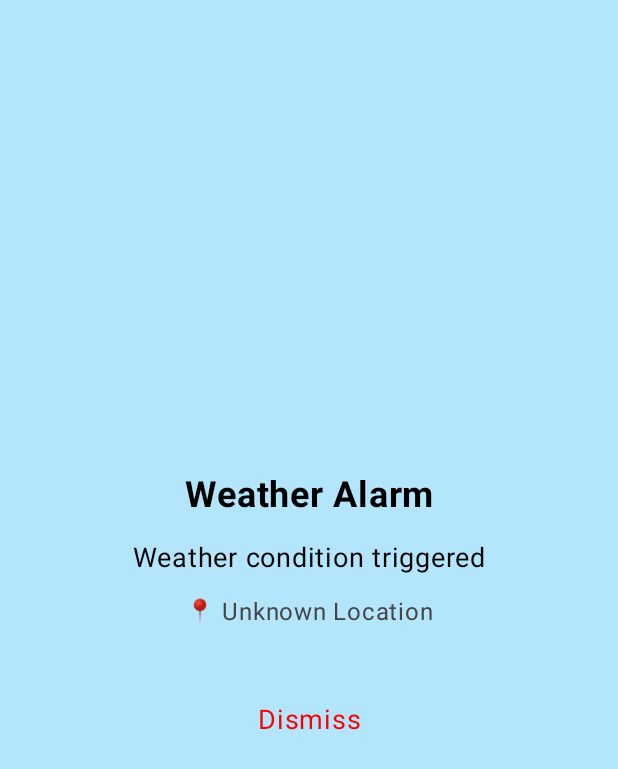
After one commit to hassanaliielsayed/WeatherPulse, an Android app built with Jetpack Compose: the AlarmDialogActivity screen opened directly, with no data from a screen before it, on a phone screen of 412 x 824 dp. The commit adds this screen. Shown: the top 769 px of the screen. Run offline under Robolectric (Android 15) with nearby library versions, the phone set to English and light mode, and no system bars.

Commit message:
Creating Alarm Activity and making notification Alarm

```diff
--- /dev/null
+++ b/app/src/main/java/com/example/weatherpulse/alarm/view/AlarmDialogActivity.kt
@@ -0,0 +1,114 @@
+package com.example.weatherpulse.alarm.view
+
+import android.annotation.SuppressLint
+import android.app.Activity
+import android.media.MediaPlayer
+import android.net.Uri
+import android.os.Bundle
+import android.os.Handler
+import android.os.Looper
+import android.view.WindowManager
+import androidx.activity.ComponentActivity
+import androidx.activity.compose.setContent
+import androidx.compose.foundation.background
+import androidx.compose.foundation.clickable
+import androidx.compose.foundation.layout.*
+import androidx.compose.material3.MaterialTheme
+import androidx.compose.material3.Text
+import androidx.compose.runtime.*
+import androidx.compose.ui.Alignment
+import androidx.compose.ui.Modifier
+import androidx.compose.ui.graphics.Color
+import androidx.compose.ui.platform.LocalContext
+import androidx.compose.ui.text.font.FontWeight
+import androidx.compose.ui.unit.dp
+import androidx.compose.ui.unit.sp
+import com.example.weatherpulse.ui.theme.WeatherPulseTheme
+
+class AlarmDialogActivity : ComponentActivity() {
+
+    override fun onCreate(savedInstanceState: Bundle?) {
+        super.onCreate(savedInstanceState)
+
+        window.addFlags(
+            WindowManager.LayoutParams.FLAG_KEEP_SCREEN_ON or
+                    WindowManager.LayoutParams.FLAG_SHOW_WHEN_LOCKED or
+                    WindowManager.LayoutParams.FLAG_TURN_SCREEN_ON
+        )
+
+        val title = intent.getStringExtra("ALARM_TITLE") ?: "Weather Alarm"
+        val desc = intent.getStringExtra("ALARM_DESC") ?: "Weather condition triggered"
+        val city = intent.getStringExtra("ALARM_CITY") ?: "Unknown Location"
+
+        setContent {
+            WeatherPulseTheme {
+                AlarmDialogContent(title = title, description = desc, city = city, onDismiss = {
+                    finish()
+                })
+            }
+        }
+    }
+
+    @Deprecated("This method has been deprecated in favor of using the\n      {@link OnBackPressedDispatcher} via {@link #getOnBackPressedDispatcher()}.\n      The OnBackPressedDispatcher controls how back button events are dispatched\n      to one or more {@link OnBackPressedCallback} objects.")
+    @SuppressLint("MissingSuperCall")
+    override fun onBackPressed() {
+        // prevent back press
+    }
+}
+
+@Composable
+fun AlarmDialogContent(title: String, description: String, city: String, onDismiss: () -> Unit) {
+    val context = LocalContext.current
+    val soundUri = remember {
+        Uri.parse("android.resource://${context.packageName}/raw/alarm_sound")
+    }
+    val mediaPlayer = remember {
+        MediaPlayer.create(context, soundUri).apply { isLooping = true }
+    }
+
+    DisposableEffect(Unit) {
+        mediaPlayer.start()
+
+        val handler = Handler(Looper.getMainLooper())
+        val autoDismiss = Runnable {
+            if (mediaPlayer.isPlaying) mediaPlayer.stop()
+            mediaPlayer.release()
+            onDismiss()
+        }
+        handler.postDelayed(autoDismiss, 20000)
+
+        onDispose {
+            if (mediaPlayer.isPlaying) mediaPlayer.stop()
+            mediaPlayer.release()
+            handler.removeCallbacks(autoDismiss)
+        }
+    }
+
+    Box(
+        modifier = Modifier
+            .fillMaxSize()
+            .background(Color(0xFFB3E5FC)),
+        contentAlignment = Alignment.Center
+    ) {
+        Column(horizontalAlignment = Alignment.CenterHorizontally) {
+            Text(text = title, fontSize = 24.sp, fontWeight = FontWeight.Bold, color = Color.Black)
+            Spacer(modifier = Modifier.height(16.dp))
+            Text(text = description, fontSize = 18.sp, color = Color.Black)
+            Spacer(modifier = Modifier.height(12.dp))
+            Text(text = "📍 $city", fontSize = 16.sp, color = Color.DarkGray)
+            Spacer(modifier = Modifier.height(32.dp))
+            Text(
+                text = "Dismiss",
+                fontSize = 18.sp,
+                color = Color.Red,
+                modifier = Modifier
+                    .clickable {
+                        if (mediaPlayer.isPlaying) mediaPlayer.stop()
+                        mediaPlayer.release()
+                        onDismiss()
+                    }
+                    .padding(16.dp)
+            )
+        }
+    }
+}
--- /dev/null
+++ b/app/src/main/java/com/example/weatherpulse/alarm/view/ui/theme/Type.kt
@@ -0,0 +1,34 @@
+package com.example.weatherpulse.alarm.view.ui.theme
+
+import androidx.compose.material3.Typography
+import androidx.compose.ui.text.TextStyle
+import androidx.compose.ui.text.font.FontFamily
+import androidx.compose.ui.text.font.FontWeight
+import androidx.compose.ui.unit.sp
+
+// Set of Material typography styles to start with
+val Typography = Typography(
+    bodyLarge = TextStyle(
+        fontFamily = FontFamily.Default,
+        fontWeight = FontWeight.Normal,
+        fontSize = 16.sp,
+        lineHeight = 24.sp,
+        letterSpacing = 0.5.sp
+    )
+    /* Other default text styles to override
+    titleLarge = TextStyle(
+        fontFamily = FontFamily.Default,
+        fontWeight = FontWeight.Normal,
+        fontSize = 22.sp,
+        lineHeight = 28.sp,
+        letterSpacing = 0.sp
+    ),
+    labelSmall = TextStyle(
+        fontFamily = FontFamily.Default,
+        fontWeight = FontWeight.Medium,
+        fontSize = 11.sp,
+        lineHeight = 16.sp,
+        letterSpacing = 0.5.sp
+    )
+    */
+)
--- a/app/src/main/res/values/strings.xml
+++ b/app/src/main/res/values/strings.xml
@@ -1,3 +1,4 @@
 <resources>
     <string name="app_name">WeatherPulse</string>
+    <string name="title_activity_alarm_dialog">AlarmDialogActivity</string>
 </resources>
--- a/app/src/main/res/values/themes.xml
+++ b/app/src/main/res/values/themes.xml
@@ -1,7 +1,7 @@
 <?xml version="1.0" encoding="utf-8"?>
 <resources>
 
-    <style name="Theme.WeatherPulse" parent="android:Theme.Material.Light.NoActionBar" >
+    <style name="Theme.WeatherPulse" parent="android:Theme.Material.Light.NoActionBar">
 
 
     </style>
```
Also changed, not shown: app/src/main/AndroidManifest.xml (+10 -2 lines), app/src/main/java/com/example/weatherpulse/alarm/view/AddAlarmScreen.kt (+26 -7 lines), app/src/main/java/com/example/weatherpulse/alarm/view/ui/theme/Color.kt (added, +11 -0 lines), app/src/main/java/com/example/weatherpulse/alarm/view/ui/theme/Theme.kt (added, +58 -0 lines), app/src/main/java/com/example/weatherpulse/util/MyCoroutineWorker.kt (+10 -8 lines), 1 other file.
